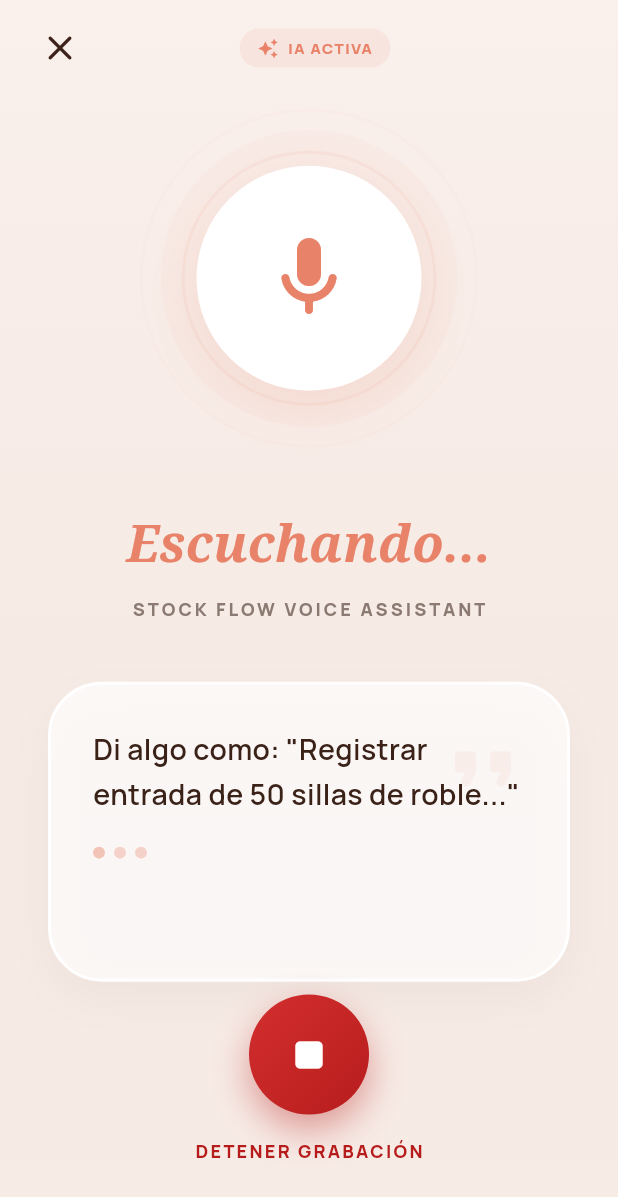
After one commit to jesusBarrazaCastro/stock-flow, a Flutter app: the VoiceRegistrationScreen screen opened directly, on a phone screen of 412 x 824 dp. The commit adds this screen. Shown: the top 1197 px of the screen. Run offline on Flutter 3.47's test engine with Material 3 defaults, Android fonts, the phone set to English and light mode, and no system bars; our stand-ins replace another_flushbar, awesome_dialog, go_router, google_fonts, permission_handler, shared_preferences and 2 more; accounts and stored records are empty.

Commit message:
<add> maquetado registro por voz

```diff
--- a/frontend/stock_flow/lib/screens/register_selection_screen.dart
+++ b/frontend/stock_flow/lib/screens/register_selection_screen.dart
@@ -1,5 +1,6 @@
 import 'package:flutter/material.dart';
 import 'package:stock_flow/app_theme.dart';
+import 'package:stock_flow/screens/voice_registration_screen.dart';
 
 class RegisterSelectionScreen extends StatelessWidget {
   const RegisterSelectionScreen({super.key});
@@ -77,7 +78,14 @@ class RegisterSelectionScreen extends StatelessWidget {
                           description: 'Dictado inteligente asistido.',
                           buttonText: 'DICTAR',
                           isSmart: true,
-                          onTap: () {},
+                          onTap: () {
+                            Navigator.push(
+                              context,
+                              MaterialPageRoute(
+                                builder: (context) => const VoiceRegistrationScreen(),
+                              ),
+                            );
+                          },
                         ),
 
                         const SizedBox(height: 32),
--- /dev/null
+++ b/frontend/stock_flow/lib/screens/voice_registration_screen.dart
@@ -0,0 +1,411 @@
+import 'dart:math';
+import 'package:flutter/material.dart';
+import 'package:speech_to_text/speech_to_text.dart' as stt;
+import 'package:permission_handler/permission_handler.dart';
+import 'package:stock_flow/app_theme.dart';
+import 'package:google_fonts/google_fonts.dart';
+
+class VoiceRegistrationScreen extends StatefulWidget {
+  const VoiceRegistrationScreen({super.key});
+
+  @override
+  State<VoiceRegistrationScreen> createState() => _VoiceRegistrationScreenState();
+}
+
+class _VoiceRegistrationScreenState extends State<VoiceRegistrationScreen> with TickerProviderStateMixin {
+  late stt.SpeechToText _speech;
+  bool _isListening = false;
+  String _text = 'Di algo como: "Registrar entrada de 50 sillas de roble..."';
+  double _level = 0.0;
+
+  late AnimationController _pulseController;
+  late Animation<double> _pulseAnimation;
+
+  late AnimationController _dotsController;
+
+  @override
+  void initState() {
+    super.initState();
+    _speech = stt.SpeechToText();
+
+    _pulseController = AnimationController(
+      vsync: this,
+      duration: const Duration(milliseconds: 1500),
+    )..repeat(reverse: true);
+
+    _pulseAnimation = Tween<double>(begin: 1.0, end: 1.25).animate(
+      CurvedAnimation(parent: _pulseController, curve: Curves.easeInOut),
+    );
+
+    _dotsController = AnimationController(
+      vsync: this,
+      duration: const Duration(milliseconds: 1000),
+    )..repeat();
+
+    _initSpeech();
+  }
+
+  @override
+  void dispose() {
+    _pulseController.dispose();
+    _dotsController.dispose();
+    _speech.stop();
+    super.dispose();
+  }
+
+  void _initSpeech() async {
+    try {
+      var status = await Permission.microphone.status;
+      if (!status.isGranted) {
+        status = await Permission.microphone.request();
+        if (!status.isGranted) {
+          if (mounted) {
+            ScaffoldMessenger.of(context).showSnackBar(
+              const SnackBar(content: Text('Acceso al micrófono denegado')),
+            );
+            Navigator.pop(context);
+          }
+          return;
+        }
+      }
+
+      bool available = await _speech.initialize(
+        onStatus: (val) {
+          if (val == 'done' || val == 'notListening') {
+            setState(() => _isListening = false);
+          }
+        },
+        onError: (val) => print('onError: $val'),
+      );
+
+      if (available) {
+        _startListening();
+      } else {
+        if (mounted) {
+          ScaffoldMessenger.of(context).showSnackBar(
+            const SnackBar(content: Text('El reconocimiento de voz no está disponible')),
+          );
+          Navigator.pop(context);
+        }
+      }
+    } catch (e) {
+      print('Error initializing speech: $e');
+    }
+  }
+
+  void _startListening() async {
+    await _speech.listen(
+      onResult: (val) => setState(() {
+        _text = val.recognizedWords;
+      }),
+      onSoundLevelChange: (level) => setState(() {
+        _level = level;
+      }),
+    );
+    setState(() => _isListening = true);
+  }
+
+  void _stopListening() async {
+    await _speech.stop();
+    setState(() {
+      _isListening = false;
+      _level = 0.0;
+    });
+  }
+
+  @override
+  Widget build(BuildContext context) {
+    return Scaffold(
+      backgroundColor: AppTheme.neutral,
+      body: Container(
+        width: double.infinity,
+        decoration: BoxDecoration(
+          gradient: LinearGradient(
+            begin: Alignment.topCenter,
+            end: Alignment.bottomCenter,
+            colors: [
+              AppTheme.neutral,
+              AppTheme.surfaceVariant.withValues(alpha: 0.3),
+            ],
+          ),
+        ),
+        child: SafeArea(
+          child: Column(
+            children: [
+              _buildHeader(),
+              const Spacer(),
+              _buildAnimatedMic(),
+              const SizedBox(height: 40),
+              _buildStatusText(),
+              const SizedBox(height: 40),
+              _buildTranscriptionCard(),
+              const Spacer(),
+              _buildStopButton(),
+              const SizedBox(height: 48),
+            ],
+          ),
+        ),
+      ),
+    );
+  }
+
+  Widget _buildHeader() {
+    return Padding(
+      padding: const EdgeInsets.symmetric(horizontal: 16, vertical: 8),
+      child: Row(
+        mainAxisAlignment: MainAxisAlignment.spaceBetween,
+        children: [
+          IconButton(
+            onPressed: () {
+              _stopListening();
+              Navigator.pop(context);
+            },
+            icon: const Icon(Icons.close_rounded, color: AppTheme.textDark, size: 28),
+          ),
+          Container(
+            padding: const EdgeInsets.symmetric(horizontal: 12, vertical: 6),
+            decoration: BoxDecoration(
+              color: AppTheme.primary.withValues(alpha: 0.1),
+              borderRadius: BorderRadius.circular(20),
+            ),
+            child: Row(
+              children: [
+                const Icon(Icons.auto_awesome, size: 14, color: AppTheme.primary),
+                const SizedBox(width: 6),
+                Text(
+                  'IA ACTIVA',
+                  style: GoogleFonts.manrope(
+                    fontSize: 10,
+                    fontWeight: FontWeight.w900,
+                    color: AppTheme.primary,
+                    letterSpacing: 1.0,
+                  ),
+                ),
+              ],
+            ),
+          ),
+          const SizedBox(width: 40), // Balance
+        ],
+      ),
+    );
+  }
+
+  Widget _buildAnimatedMic() {
+    // We use _level to influence the size slightly
+    double soundImpact = (_level.abs().clamp(0, 10)) / 10.0;
+
+    return Stack(
+      alignment: Alignment.center,
+      children: [
+        // Outer sound wave circles
+        ...List.generate(3, (index) {
+          return AnimatedBuilder(
+            animation: _pulseAnimation,
+            builder: (context, child) {
+              double scale = _pulseAnimation.value + (index * 0.2) + (soundImpact * 0.3);
+              return Container(
+                width: 140 * scale,
+                height: 140 * scale,
+                decoration: BoxDecoration(
+                  shape: BoxShape.circle,
+                  border: Border.all(
+                    color: AppTheme.primary.withValues(alpha: (0.1 / (index + 1)) * (2.0 - _pulseAnimation.value)),
+                    width: 2,
+                  ),
+                ),
+              );
+            },
+          );
+        }),
+
+        // Pulsing background color
+        AnimatedBuilder(
+          animation: _pulseAnimation,
+          builder: (context, child) {
+            double scale = _pulseAnimation.value + (soundImpact * 0.2);
+            return Container(
+              width: 160 * scale,
+              height: 160 * scale,
+              decoration: BoxDecoration(
+                shape: BoxShape.circle,
+                color: AppTheme.primary.withValues(alpha: 0.05 * (2.0 - _pulseAnimation.value)),
+              ),
+            );
+          },
+        ),
+
+        // Main white circle
+        Container(
+          width: 150,
+          height: 150,
+          decoration: BoxDecoration(
+            shape: BoxShape.circle,
+            color: Colors.white,
+            boxShadow: [
+              BoxShadow(
+                color: AppTheme.primary.withValues(alpha: 0.15),
+                blurRadius: 30,
+                offset: const Offset(0, 10),
+              ),
+            ],
+          ),
+          child: Center(
+            child: Icon(
+              Icons.mic_rounded,
+              size: 64,
+              color: _isListening ? AppTheme.primary : AppTheme.textLight,
+            ),
+          ),
+        ),
+      ],
+    );
+  }
+
+  Widget _buildStatusText() {
+    return Column(
+      children: [
+        Text(
+          _isListening ? 'Escuchando...' : 'Pausado',
+          style: GoogleFonts.notoSerif(
+            fontSize: 34,
+            fontWeight: FontWeight.w700,
+            color: AppTheme.primary,
+            fontStyle: FontStyle.italic,
+          ),
+        ),
+        const SizedBox(height: 10),
+        Text(
+          'STOCK FLOW VOICE ASSISTANT',
+          style: GoogleFonts.manrope(
+            fontSize: 12,
+            fontWeight: FontWeight.w900,
+            color: AppTheme.textLight,
+            letterSpacing: 2.0,
+          ),
+        ),
+      ],
+    );
+  }
+
+  Widget _buildTranscriptionCard() {
+    return Container(
+      margin: const EdgeInsets.symmetric(horizontal: 32),
+      padding: const EdgeInsets.all(28),
+      constraints: const BoxConstraints(minHeight: 200, maxHeight: 300),
+      decoration: BoxDecoration(
+        color: Colors.white.withValues(alpha: 0.7),
+        borderRadius: BorderRadius.circular(36),
+        border: Border.all(color: Colors.white, width: 2),
+        boxShadow: [
+          BoxShadow(
+            color: AppTheme.textDark.withValues(alpha: 0.04),
+            blurRadius: 24,
+            offset: const Offset(0, 12),
+          ),
+        ],
+      ),
+      child: Stack(
+        children: [
+          Positioned(
+            right: 0,
+            top: 0,
+            child: Icon(
+              Icons.format_quote_rounded,
+              size: 56,
+              color: AppTheme.primary.withValues(alpha: 0.08),
+            ),
+          ),
+          SingleChildScrollView(
+            child: Column(
+              crossAxisAlignment: CrossAxisAlignment.start,
+              children: [
+                Text(
+                  _text,
+                  style: GoogleFonts.manrope(
+                    fontSize: 19,
+                    fontWeight: FontWeight.w600,
+                    color: AppTheme.textDark,
+                    height: 1.6,
+                  ),
+                ),
+                if (_isListening)
+                  Padding(
+                    padding: const EdgeInsets.only(top: 20),
+                    child: Row(
+                      children: List.generate(3, (index) => _buildAnimatedDot(index)),
+                    ),
+                  ),
+              ],
+            ),
+          ),
+        ],
+      ),
+    );
+  }
+
+  Widget _buildAnimatedDot(int index) {
+    return AnimatedBuilder(
+      animation: _dotsController,
+      builder: (context, child) {
+        double delay = index * 0.2;
+        double value = (sin((_dotsController.value * 2 * pi) - (delay * pi)) + 1) / 2;
+        return Container(
+          margin: const EdgeInsets.only(right: 6),
+          width: 8,
+          height: 8,
+          decoration: BoxDecoration(
+            shape: BoxShape.circle,
+            color: AppTheme.primary.withValues(alpha: 0.3 + (0.7 * value)),
+          ),
+        );
+      },
+    );
+  }
+
+  Widget _buildStopButton() {
+    return Column(
+      children: [
+        GestureDetector(
+          onTapUp: (_) {
+            _stopListening();
+            // Handle logical action here or return text
+            Navigator.pop(context, _text);
+          },
+          child: Container(
+            padding: const EdgeInsets.all(22),
+            decoration: BoxDecoration(
+              shape: BoxShape.circle,
+              gradient: const LinearGradient(
+                colors: [Color(0xFFD32F2F), Color(0xFFB71C1C)],
+                begin: Alignment.topLeft,
+                end: Alignment.bottomRight,
+              ),
+              boxShadow: [
+                BoxShadow(
+                  color: const Color(0xFFB71C1C).withValues(alpha: 0.4),
+                  blurRadius: 20,
+                  offset: const Offset(0, 10),
+                ),
+              ],
+            ),
+            child: const Icon(
+              Icons.stop_rounded,
+              color: Colors.white,
+              size: 36,
+            ),
+          ),
+        ),
+        const SizedBox(height: 16),
+        Text(
+          'DETENER GRABACIÓN',
+          style: GoogleFonts.manrope(
+            fontSize: 12,
+            fontWeight: FontWeight.w900,
+            color: const Color(0xFFB71C1C),
+            letterSpacing: 1.5,
+          ),
+        ),
+      ],
+    );
+  }
+}
```
